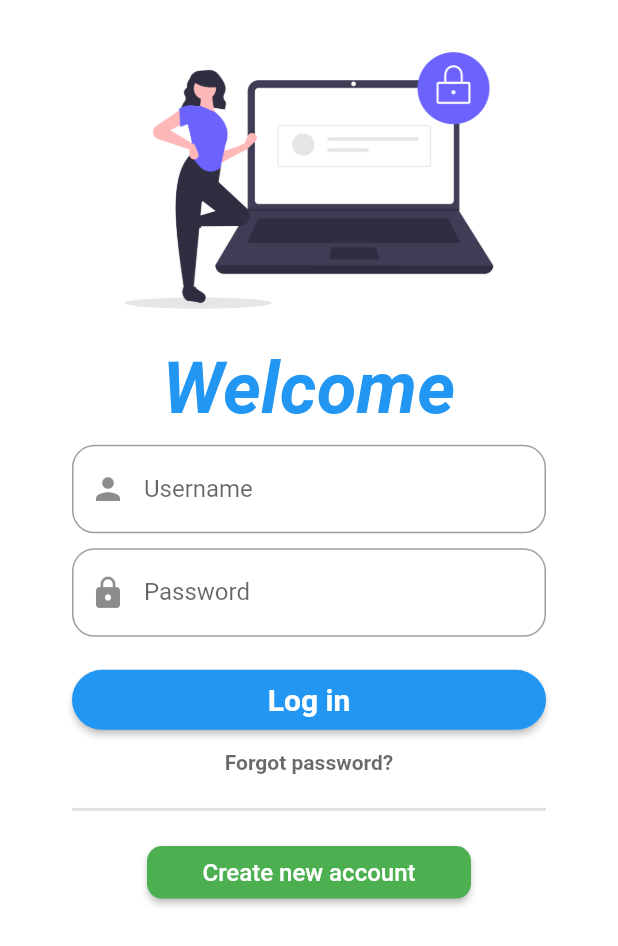
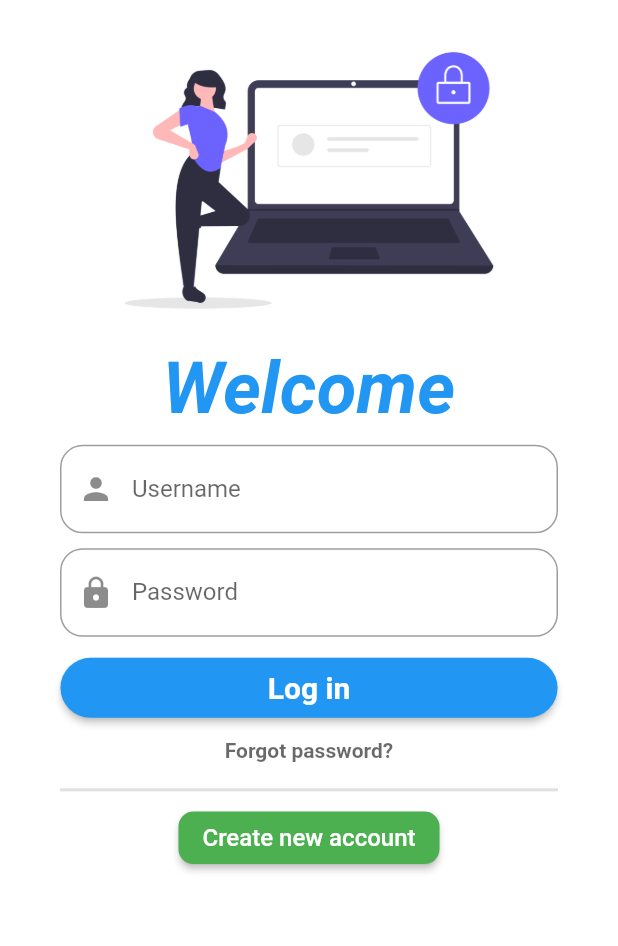
Before and after one commit to manjilkoirala/30DaysOfFlutter, a Flutter app: the screen it shows after launch, on a phone screen of 412 x 824 dp. Shown: the top 946 px of the screen. Run offline on Flutter 3.47's test engine with Material 2 defaults, Android fonts, the phone set to English and light mode, and no system bars; our stand-ins replace google_fonts; Roboto replaces fonts that are missing (Sacramento).

Commit message:
Code manage

```diff
--- a/lib/pages/login.dart
+++ b/lib/pages/login.dart
@@ -13,7 +13,6 @@ class Login extends StatefulWidget {
 class _LoginState extends State<Login> {
   String name = "";
   String pass = "";
-  String invalid = "";
   final _formkey = GlobalKey<FormState>();
 
   moveToHome(BuildContext context) {
@@ -26,21 +25,17 @@ class _LoginState extends State<Login> {
   Widget build(BuildContext context) {
     return Material(
       color: Colors.white,
-      child: Padding(
-        padding: const EdgeInsets.fromLTRB(8, 0, 8, 0),
-        child: ListView(
-          children: <Widget>[
+      child: SingleChildScrollView(
+        child: Column(
+          children: [
             SizedBox(
               height: 10,
             ),
-            Center(
-              child: Image.asset(
+            Image.asset(
               'img/login.png',
               width: 320,
             ),
-            ),
-            Center(
-              child: Text(
+            Text(
               'Welcome',
               style: GoogleFonts.sacramento(
                   fontSize: 48,
@@ -48,17 +43,13 @@ class _LoginState extends State<Login> {
                   fontStyle: FontStyle.italic,
                   color: Colors.blue),
             ),
-            ),
             Form(
                 key: _formkey,
                 child: Padding(
-                  padding: const EdgeInsets.fromLTRB(40, 10, 40, 0),
+                  padding: const EdgeInsets.fromLTRB(40, 10, 40, 10),
                   child: Column(
                     children: [
                       TextFormField(
-                        onChanged: (value) {
-                          name = value;
-                        },
                         validator: (value) {
                           if (value != "Manjil") {
                             return "Username is incorrect";
@@ -70,6 +61,7 @@ class _LoginState extends State<Login> {
                           border: OutlineInputBorder(
                               borderRadius: BorderRadius.circular(15)),
                           prefixIcon: Icon(Icons.person),
+                          hintText: 'Enter your username',
                           labelText: 'Username',
                         ),
                       ),
@@ -77,9 +69,6 @@ class _LoginState extends State<Login> {
                         height: 10,
                       ),
                       TextFormField(
-                        onChanged: (value) {
-                          pass = value;
-                        },
                         validator: (value) {
                           if (value != "Koirala") {
                             return "Password is incorrect";
@@ -94,26 +83,16 @@ class _LoginState extends State<Login> {
                           prefixIcon: Icon(Icons.lock),
                           border: OutlineInputBorder(
                               borderRadius: BorderRadius.circular(15)),
+                          hintText: 'Enter your password',
                           labelText: 'Password',
                         ),
                       ),
-                    ],
+                      SizedBox(
+                        height: 10,
                       ),
-                )),
-            Center(
-              child: Text(
-                invalid,
-                style: TextStyle(
-                  color: Colors.red,
-                  fontSize: 15,
-                ),
-              ),
-            ),
-            Padding(
-              padding: const EdgeInsets.fromLTRB(40, 0, 40, 0),
-              child: ElevatedButton(
+                      ElevatedButton(
                         style: ElevatedButton.styleFrom(
-                  minimumSize: Size(0, 40),
+                          minimumSize: Size(331.4, 40),
                           shape: RoundedRectangleBorder(
                               //to set border radius to button
                               borderRadius: BorderRadius.circular(20)),
@@ -123,13 +102,13 @@ class _LoginState extends State<Login> {
                         },
                         child: Text(
                           'Log in',
-                  style: TextStyle(fontSize: 20, fontWeight: FontWeight.bold),
+                          style: TextStyle(
+                              fontSize: 20, fontWeight: FontWeight.bold),
                         ),
                       ),
+                    ],
                   ),
-            SizedBox(
-              height: 10,
-            ),
+                )),
             Center(
                 child: Text(
               'Forgot password?',
@@ -137,11 +116,8 @@ class _LoginState extends State<Login> {
                   color: Color.fromARGB(150, 0, 0, 0),
                   fontWeight: FontWeight.bold),
             )),
-            SizedBox(
-              height: 5,
-            ),
             Padding(
-              padding: const EdgeInsets.fromLTRB(40, 10, 40, 10),
+              padding: const EdgeInsets.fromLTRB(40, 10, 40, 0),
               child: Divider(
                 thickness: 2,
               ),
```
Lines whose indentation alone changed are shown as unchanged.
